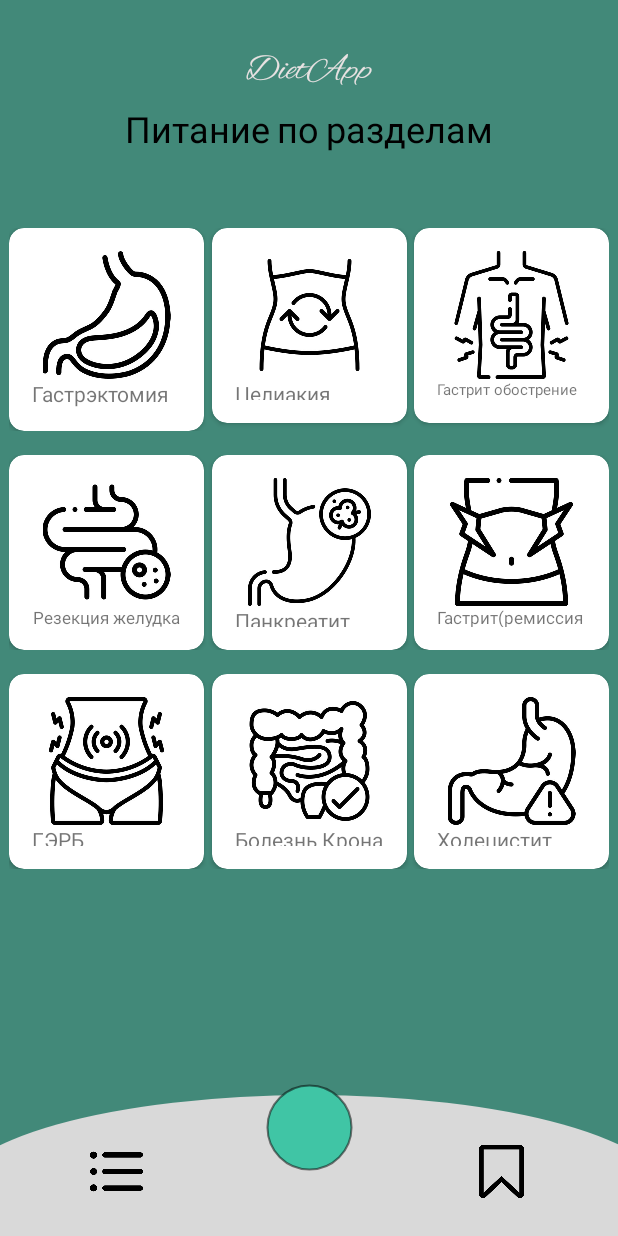
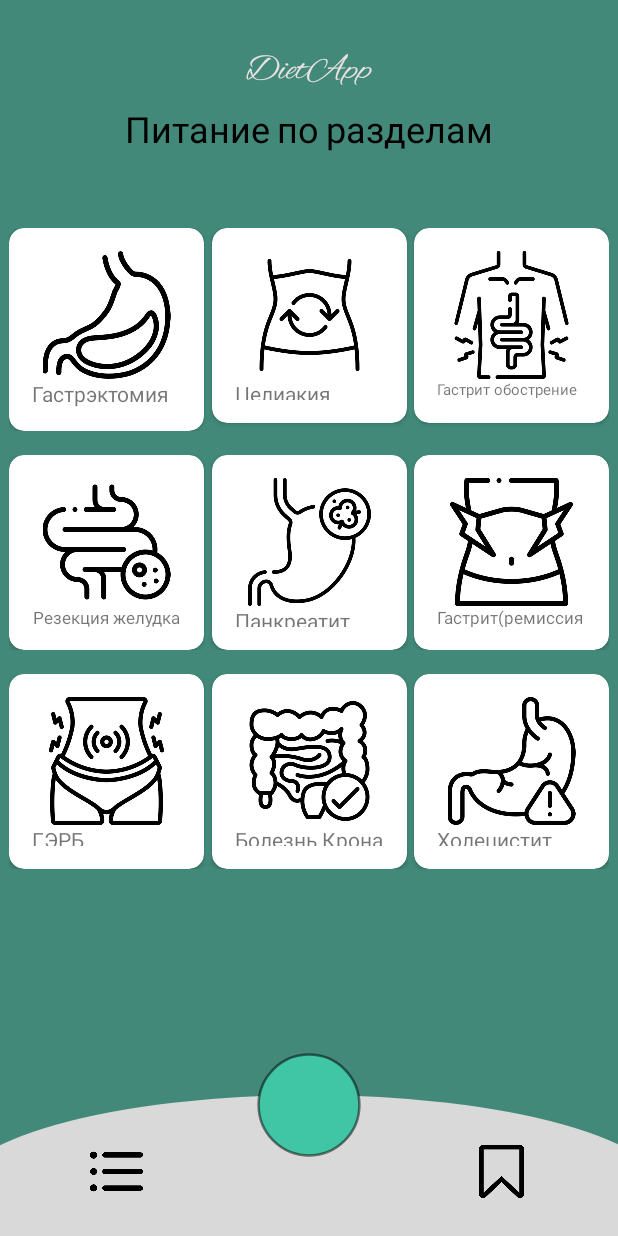
Before and after one commit to xotabeach/di_mobile, an Android app built with Jetpack Compose: the MainActivity screen opened directly, with no data from a screen before it, on a phone screen of 412 x 824 dp. Run offline under Robolectric (Android 15) with nearby library versions, the light colour scheme and no system bars; Roboto replaces fonts that are not available here.

Commit message:
add main activity xml#2

```diff
--- a/app/src/main/res/drawable/circle.xml
+++ b/app/src/main/res/drawable/circle.xml
@@ -1,6 +1,6 @@
 <vector xmlns:android="http://schemas.android.com/apk/res/android"
-    android:width="200dp"
-    android:height="200dp"
+    android:width="300dp"
+    android:height="300dp"
     android:viewportWidth="100"
     android:viewportHeight="100">
 
--- a/app/src/main/res/layout/activity_main.xml
+++ b/app/src/main/res/layout/activity_main.xml
@@ -384,17 +384,17 @@
             app:layout_constraintBottom_toBottomOf="parent"
             app:layout_constraintEnd_toEndOf="parent"
             app:layout_constraintStart_toStartOf="parent"
-            app:layout_constraintTop_toBottomOf="your_last_view"
+
             app:layout_constraintVertical_bias="0.9"
             android:layout_marginBottom="-40dp" />
 
         <!-- Внутренний круг с изображением -->
         <ImageView
             android:id="@+id/innerCircle"
-            android:layout_width="70dp"
-            android:layout_height="70dp"
+            android:layout_width="84dp"
+            android:layout_height="84dp"
             android:src="@drawable/circle"
-            android:layout_marginBottom="90dp"
+            android:layout_marginBottom="120dp"
             app:layout_constraintBottom_toBottomOf="@id/clippedCircle"
             app:layout_constraintEnd_toEndOf="@id/clippedCircle"
             app:layout_constraintStart_toStartOf="@id/clippedCircle"
```
